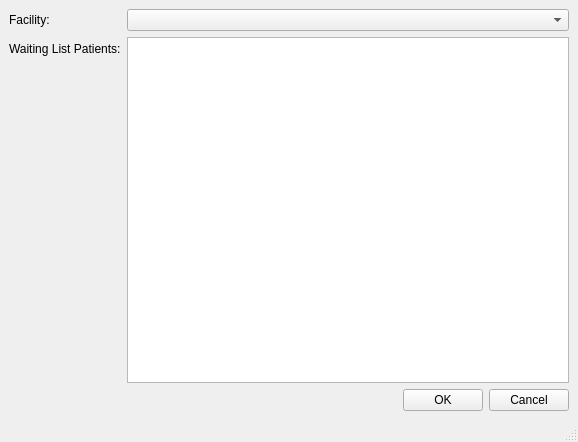
Above: assignbed.ui from hummushaman/EOBCproject before the change. Below: the same form after it.
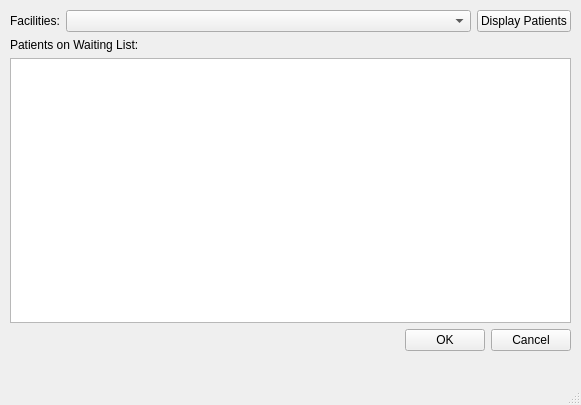
That is the form after the change.

```diff
--- a/assignbed.ui
+++ b/assignbed.ui
@@ -6,43 +6,68 @@
    <rect>
     <x>0</x>
     <y>0</y>
-    <width>578</width>
-    <height>442</height>
+    <width>581</width>
+    <height>405</height>
    </rect>
   </property>
   <property name="windowTitle">
    <string>Assign a Patient a Bed</string>
   </property>
   <widget class="QWidget" name="centralwidget">
-   <layout class="QVBoxLayout" name="verticalLayout_2">
-    <item>
+   <widget class="QWidget" name="">
+    <property name="geometry">
+     <rect>
+      <x>10</x>
+      <y>10</y>
+      <width>561</width>
+      <height>341</height>
+     </rect>
+    </property>
      <layout class="QVBoxLayout" name="verticalLayout">
       <item>
-       <layout class="QFormLayout" name="formLayout">
-        <property name="fieldGrowthPolicy">
-         <enum>QFormLayout::AllNonFixedFieldsGrow</enum>
-        </property>
-        <item row="0" column="0">
+      <layout class="QHBoxLayout" name="horizontalLayout_2">
+       <item>
          <widget class="QLabel" name="label">
           <property name="text">
-           <string>Facility:</string>
+          <string>Facilities:</string>
           </property>
          </widget>
         </item>
-        <item row="0" column="1">
-         <widget class="QComboBox" name="comboBox"/>
-        </item>
-        <item row="1" column="0">
+       <item>
+        <widget class="QComboBox" name="comboBox_facilities">
+         <property name="sizePolicy">
+          <sizepolicy hsizetype="MinimumExpanding" vsizetype="Fixed">
+           <horstretch>0</horstretch>
+           <verstretch>0</verstretch>
+          </sizepolicy>
+         </property>
+        </widget>
+       </item>
+       <item>
+        <widget class="QPushButton" name="DisplayButton">
+         <property name="text">
+          <string>Display Patients</string>
+         </property>
+        </widget>
+       </item>
+      </layout>
+     </item>
+     <item>
          <widget class="QLabel" name="label_2">
           <property name="text">
-           <string>Waiting List Patients:</string>
+        <string>Patients on Waiting List:</string>
           </property>
          </widget>
         </item>
-        <item row="1" column="1">
-         <widget class="QListView" name="listView"/>
-        </item>
-       </layout>
+     <item>
+      <widget class="QListWidget" name="listWidget_patients">
+       <property name="sizePolicy">
+        <sizepolicy hsizetype="MinimumExpanding" vsizetype="Expanding">
+         <horstretch>0</horstretch>
+         <verstretch>0</verstretch>
+        </sizepolicy>
+       </property>
+      </widget>
       </item>
       <item>
        <layout class="QHBoxLayout" name="horizontalLayout">
@@ -76,8 +101,7 @@
        </layout>
       </item>
      </layout>
-    </item>
-   </layout>
+   </widget>
   </widget>
   <widget class="QMenuBar" name="menubar">
    <property name="geometry">
```
Left out of the diff: 4 changed lines with no effect on the pictures. Lines whose indentation alone changed are shown as unchanged.
